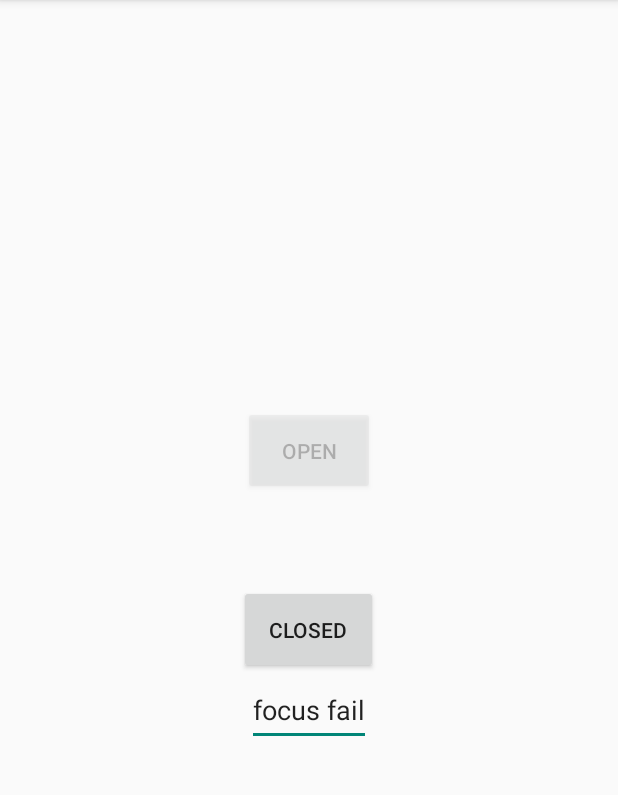
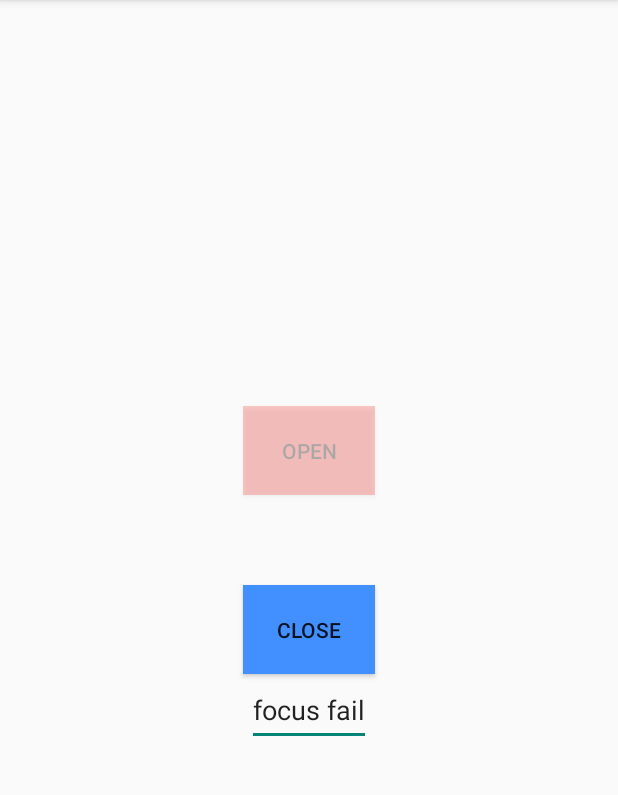
Before and after one commit to materokatti/simple-android-project, an Android app: the screen it shows after launch (MainActivity), on a phone screen of 412 x 824 dp, the part 84-879 px from its top. Run offline under Robolectric (Android 15) with nearby library versions, the phone set to English and light mode, and no system bars.

Commit message:
ADD : apply string xml in activity_main.xml

```diff
--- a/app/src/main/res/layout/activity_main.xml
+++ b/app/src/main/res/layout/activity_main.xml
@@ -16,6 +16,7 @@
         android:padding="20dp"
         android:layout_marginBottom="60dp"
         android:focusable="false"
+        android:background="@color/primary_red"
         android:alpha="0.3"/>
 
     <Button
@@ -23,7 +24,8 @@
         android:layout_width="wrap_content"
         android:layout_height="wrap_content"
         android:padding="20dp"
-        android:text="CLOSED" />
+        android:background="@color/primary_blue"
+        android:text="@string/close_button" />
 
     <EditText
         android:layout_width="wrap_content"
--- a/app/src/main/res/values/strings.xml
+++ b/app/src/main/res/values/strings.xml
@@ -1,4 +1,5 @@
 <resources>
     <string name="app_name">android study</string>
     <string name="open_button">OPEN</string>
+    <string name="close_button">CLOSE</string>
 </resources>
```
